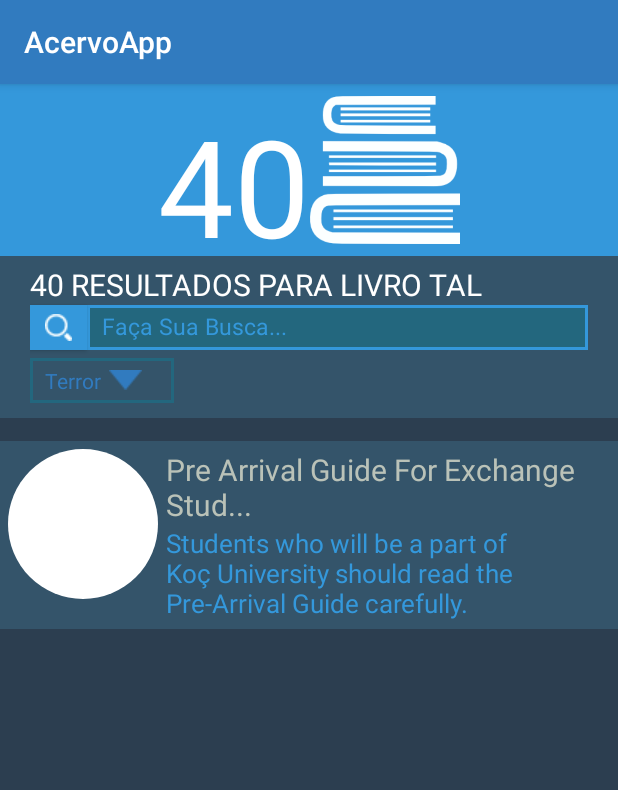
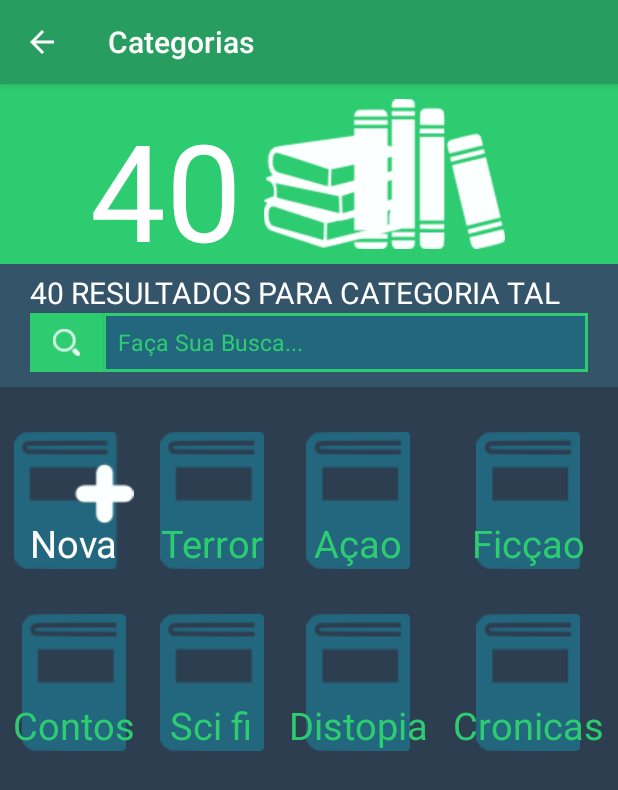
Before and after one commit to EliasPaulinoAndrade/AcervoDeLivros, an Android app: the screen it shows after launch (MainActivity before the commit, Categorias after it), on a phone screen of 412 x 824 dp. Shown: the top 790 px of the screen. Run offline under Robolectric (Android 15) with nearby library versions, the phone set to English and light mode, and no system bars.

Commit message:
segunda tela

```diff
--- a/app/build.gradle
+++ b/app/build.gradle
@@ -25,5 +25,7 @@ dependencies {
         exclude group: 'com.android.support', module: 'support-annotations'
     })
     compile 'com.android.support:appcompat-v7:25.1.0'
+    compile 'com.android.support:cardview-v7:25.1.0'
+    compile 'de.hdodenhof:circleimageview:2.1.0'
     testCompile 'junit:junit:4.12'
 }
--- a/app/src/main/AndroidManifest.xml
+++ b/app/src/main/AndroidManifest.xml
@@ -8,13 +8,14 @@
         android:label="@string/app_name"
         android:supportsRtl="true"
         android:theme="@style/AppTheme">
-        <activity android:name=".MainActivity">
+        <activity android:name=".Categorias">
             <intent-filter>
                 <action android:name="android.intent.action.MAIN" />
 
                 <category android:name="android.intent.category.LAUNCHER" />
             </intent-filter>
         </activity>
+        <activity android:name=".Livros"></activity>
     </application>
 
 </manifest>
--- /dev/null
+++ b/app/src/main/java/com/example/elias/acervoapp/Categorias.java
@@ -0,0 +1,17 @@
+package com.example.elias.acervoapp;
+
+import android.graphics.drawable.ColorDrawable;
+import android.support.v7.app.AppCompatActivity;
+import android.os.Bundle;
+
+public class Categorias extends AppCompatActivity {
+
+    @Override
+    protected void onCreate(Bundle savedInstanceState) {
+        super.onCreate(savedInstanceState);
+        setContentView(R.layout.activity_categorias);
+        getSupportActionBar().setBackgroundDrawable(new ColorDrawable(getResources().getColor(R.color.secGreen)));
+        getSupportActionBar().setDisplayHomeAsUpEnabled(true);
+        getSupportActionBar().setTitle("Categorias");
+    }
+}
--- a/app/src/main/java/com/example/elias/acervoapp/MainActivity.java
+++ b/app/src/main/java/com/example/elias/acervoapp/Livros.java
@@ -1,19 +1,23 @@
 package com.example.elias.acervoapp;
 
+import android.graphics.drawable.ColorDrawable;
 import android.support.v7.app.AppCompatActivity;
 import android.os.Bundle;
 import android.widget.ArrayAdapter;
 import android.widget.Spinner;
 
-public class MainActivity extends AppCompatActivity {
+public class Livros extends AppCompatActivity {
 
     @Override
     protected void onCreate(Bundle savedInstanceState) {
         super.onCreate(savedInstanceState);
-        setContentView(R.layout.activity_main);
+        setContentView(R.layout.activity_livros);
         ArrayAdapter adp =  ArrayAdapter.createFromResource(this, R.array.livrosCategorias, R.layout.spinner_lay);
         Spinner spin = (Spinner)findViewById(R.id.spinner);
         adp.setDropDownViewResource(android.R.layout.simple_spinner_dropdown_item);
         spin.setAdapter(adp);
+        getSupportActionBar().setBackgroundDrawable(new ColorDrawable(getResources().getColor(R.color.secBlue)));
+        getSupportActionBar().setDisplayHomeAsUpEnabled(true);
+        getSupportActionBar().setTitle("Livros Do Acervo");
     }
 }
--- a/app/src/main/res/drawable/circleimg.xml
+++ /dev/null
@@ -1,10 +0,0 @@
-<shape
-    xmlns:android="http://schemas.android.com/apk/res/android"
-    android:shape="oval">
-
-    <solid
-        android:color="@android:color/white"/>
-    <size
-        android:width="10dp"
-        android:height="10dp"/>
-</shape>
--- /dev/null
+++ b/app/src/main/res/drawable/fundo_edit_green.xml
@@ -0,0 +1,8 @@
+<shape xmlns:android="http://schemas.android.com/apk/res/android">
+    <stroke
+        android:width="2dp"
+        android:color="@color/firstGreen" />
+    <solid android:color="@color/thirdGray">
+
+    </solid>
+</shape>
--- /dev/null
+++ b/app/src/main/res/layout/activity_categorias.xml
@@ -0,0 +1,242 @@
+<?xml version="1.0" encoding="utf-8"?>
+<RelativeLayout xmlns:android="http://schemas.android.com/apk/res/android"
+    xmlns:tools="http://schemas.android.com/tools"
+    xmlns:app="http://schemas.android.com/apk/res-auto"
+
+    android:id="@+id/activity_main"
+    android:layout_width="match_parent"
+    android:layout_height="match_parent"
+    tools:context="com.example.elias.acervoapp.Livros"
+    android:background="@color/secGray">
+
+    <RelativeLayout
+        android:id="@+id/tituloDiv"
+        android:layout_width="match_parent"
+        android:layout_height="wrap_content"
+        android:background="@color/firstGreen"
+        android:paddingBottom="10dp"
+        android:paddingTop="10dp"
+        android:layout_alignParentTop="true"
+        android:layout_alignParentLeft="true"
+        android:layout_alignParentStart="true">
+        <RelativeLayout
+            android:layout_width="wrap_content"
+            android:layout_height="100dp"
+            android:layout_centerHorizontal="true">
+            <TextView
+                android:id="@+id/numLivros"
+                android:layout_width="wrap_content"
+                android:layout_height="100dp"
+                android:text="40"
+                android:textSize="90dp"
+                android:layout_alignParentBottom="true"
+                android:textColor="@color/white"/>
+            <ImageView
+                android:layout_width="wrap_content"
+                android:layout_height="100dp"
+                android:src="@drawable/categoriasicon"
+                android:layout_toRightOf="@+id/numLivros"/>
+        </RelativeLayout>
+    </RelativeLayout>
+
+    <RelativeLayout
+        android:id="@+id/pesquisaDiv"
+        android:background="@color/firstGray"
+        android:layout_width="match_parent"
+        android:layout_height="wrap_content"
+        android:paddingTop="5dp"
+        android:paddingBottom="10dp"
+        android:paddingLeft="20dp"
+        android:paddingRight="20dp"
+        android:layout_below="@+id/tituloDiv"
+        android:layout_alignParentLeft="true"
+        android:layout_alignParentStart="true">
+        <TextView
+            android:id="@+id/resultadoPesquisa"
+            android:layout_width="wrap_content"
+            android:layout_height="wrap_content"
+            android:textColor="@color/white"
+            android:textSize="20dp"
+            android:text="40 RESULTADOS PARA CATEGORIA TAL"/>
+        <Button
+            android:layout_below="@+id/resultadoPesquisa"
+            android:id="@+id/buscaButton"
+            android:layout_width="wrap_content"
+            android:layout_height="wrap_content"
+            android:drawableLeft="@drawable/busca2"
+            android:minHeight="0dp"
+            android:minWidth="0dp"
+            android:paddingRight="15dp"
+            android:paddingLeft="15dp"
+            android:paddingTop="10dp"
+            android:paddingBottom="10dp"
+            android:background="@color/firstGreen"/>
+        <EditText
+            android:layout_alignTop="@id/buscaButton"
+            android:layout_alignBottom="@id/buscaButton"
+            android:layout_toRightOf="@id/buscaButton"
+            android:id="@+id/buscaEdit"
+            android:layout_width="match_parent"
+            android:hint="Faça Sua Busca..."
+            android:textColor="@color/firstGreen"
+            android:textColorHint="@color/firstGreen"
+            android:textSize="15dp"
+            android:background="@drawable/fundo_edit_green"
+            android:layout_height="wrap_content"
+            android:paddingBottom="5dp"
+            android:paddingTop="5dp"
+            android:maxLines="1"
+            android:inputType="text"
+            android:ellipsize="end"
+            android:paddingLeft="10dp"/>
+
+    </RelativeLayout>
+    <TableLayout
+        android:layout_marginTop="30dp"
+        android:stretchColumns="*"
+        android:layout_below="@+id/pesquisaDiv"
+        android:layout_width="match_parent"
+        android:layout_height="wrap_content">
+        <TableRow>
+            <FrameLayout
+                android:layout_width="match_parent"
+                android:layout_height="wrap_content">
+                <ImageView
+                    android:layout_width="match_parent"
+                    android:layout_height="wrap_content"
+                    android:src="@drawable/bookiconnovo"/>
+                <TextView
+                    android:layout_width="match_parent"
+                    android:layout_height="wrap_content"
+                    android:text="Nova"
+                    android:gravity="center"
+                    android:layout_gravity="bottom"
+                    android:textColor="@color/white"
+                    android:textSize="25dp"
+                    />
+
+            </FrameLayout>
+            <FrameLayout
+                android:layout_width="match_parent"
+                android:layout_height="wrap_content">
+                <ImageView
+                    android:layout_width="match_parent"
+                    android:layout_height="wrap_content"
+                    android:src="@drawable/bookicon"/>
+                <TextView
+                    android:layout_width="match_parent"
+                    android:layout_height="wrap_content"
+                    android:text="Terror"
+                    android:gravity="center"
+                    android:layout_gravity="bottom"
+                    android:textColor="@color/firstGreen"
+                    android:textSize="25dp"
+                    />
+            </FrameLayout>
+            <FrameLayout
+                android:layout_width="match_parent"
+                android:layout_height="wrap_content">
+                <ImageView
+                    android:layout_width="match_parent"
+                    android:layout_height="wrap_content"
+                    android:src="@drawable/bookicon"/>
+                <TextView
+                    android:layout_width="match_parent"
+                    android:layout_height="wrap_content"
+                    android:text="Açao"
+                    android:gravity="center"
+                    android:layout_gravity="bottom"
+                    android:textColor="@color/firstGreen"
+                    android:textSize="25dp"
+                    />
+            </FrameLayout>
+            <FrameLayout
+                android:layout_width="match_parent"
+                android:layout_height="wrap_content">
+                <ImageView
+                    android:layout_width="match_parent"
+                    android:layout_height="wrap_content"
+                    android:src="@drawable/bookicon"/>
+                <TextView
+                    android:layout_width="match_parent"
+                    android:layout_height="wrap_content"
+                    android:text="Ficçao"
+                    android:gravity="center"
+                    android:layout_gravity="bottom"
+                    android:textColor="@color/firstGreen"
+                    android:textSize="25dp"
+                    />
+            </FrameLayout>
+        </TableRow>
+        <TableRow android:layout_marginTop="30dp">
+            <FrameLayout
+                android:layout_width="match_parent"
+                android:layout_height="wrap_content">
+                <ImageView
+                    android:layout_width="match_parent"
+                    android:layout_height="wrap_content"
+                    android:src="@drawable/bookicon"/>
+                <TextView
+                    android:layout_width="match_parent"
+                    android:layout_height="wrap_content"
+                    android:text="Contos"
+                    android:gravity="center"
+                    android:layout_gravity="bottom"
+                    android:textColor="@color/firstGreen"
+                    android:textSize="25dp"
+                    />
+            </FrameLayout>
+            <FrameLayout
+                android:layout_width="match_parent"
+                android:layout_height="wrap_content">
+                <ImageView
+                    android:layout_width="match_parent"
+                    android:layout_height="wrap_content"
+                    android:src="@drawable/bookicon"/>
+                <TextView
+                    android:layout_width="match_parent"
+                    android:layout_height="wrap_content"
+                    android:text="Sci fi"
+                    android:gravity="center"
+                    android:layout_gravity="bottom"
+                    android:textColor="@color/firstGreen"
+                    android:textSize="25dp"
+                    />
+            </FrameLayout>
+            <FrameLayout
+                android:layout_width="match_parent"
+                android:layout_height="wrap_content">
+                <ImageView
+                    android:layout_width="match_parent"
+                    android:layout_height="wrap_content"
+                    android:src="@drawable/bookicon"/>
+                <TextView
+                    android:layout_width="match_parent"
+                    android:layout_height="wrap_content"
+                    android:text="Distopia"
+                    android:gravity="center"
+                    android:layout_gravity="bottom"
+                    android:textColor="@color/firstGreen"
+                    android:textSize="25dp"
+                    />
+            </FrameLayout>
+            <FrameLayout
+                android:layout_width="match_parent"
+                android:layout_height="wrap_content">
+                <ImageView
+                    android:layout_width="match_parent"
+                    android:layout_height="wrap_content"
+                    android:src="@drawable/bookicon"/>
+                <TextView
+                    android:layout_width="match_parent"
+                    android:layout_height="wrap_content"
+                    android:text="Cronicas"
+                    android:gravity="center"
+                    android:layout_gravity="bottom"
+                    android:textColor="@color/firstGreen"
+                    android:textSize="25dp"
+                    />
+            </FrameLayout>
+        </TableRow>
+    </TableLayout>
+</RelativeLayout>
--- a/app/src/main/res/layout/activity_main.xml
+++ b/app/src/main/res/layout/activity_livros.xml
@@ -1,10 +1,12 @@
 <?xml version="1.0" encoding="utf-8"?>
 <RelativeLayout xmlns:android="http://schemas.android.com/apk/res/android"
     xmlns:tools="http://schemas.android.com/tools"
+    xmlns:app="http://schemas.android.com/apk/res-auto"
+
     android:id="@+id/activity_main"
     android:layout_width="match_parent"
     android:layout_height="match_parent"
-    tools:context="com.example.elias.acervoapp.MainActivity"
+    tools:context="com.example.elias.acervoapp.Livros"
     android:background="@color/secGray">
 
     <RelativeLayout
@@ -12,8 +14,8 @@
         android:layout_width="match_parent"
         android:layout_height="wrap_content"
         android:background="@color/firstBlue"
-        android:paddingBottom="7dp"
-        android:paddingTop="7dp"
+        android:paddingBottom="10dp"
+        android:paddingTop="10dp"
         android:layout_alignParentTop="true"
         android:layout_alignParentLeft="true"
         android:layout_alignParentStart="true">
@@ -31,21 +33,24 @@
                 android:textColor="@color/white"/>
             <ImageView
                 android:layout_width="100dp"
-                android:layout_height="match_parent"
+                android:layout_height="100dp"
                 android:src="@drawable/imagelivros"
                 android:layout_toRightOf="@+id/numLivros"/>
         </RelativeLayout>
     </RelativeLayout>
+
     <RelativeLayout
         android:id="@+id/pesquisaDiv"
         android:background="@color/firstGray"
-        android:layout_below="@+id/tituloDiv"
         android:layout_width="match_parent"
         android:layout_height="wrap_content"
         android:paddingTop="5dp"
         android:paddingBottom="10dp"
         android:paddingLeft="20dp"
-        android:paddingRight="20dp">
+        android:paddingRight="20dp"
+        android:layout_below="@+id/tituloDiv"
+        android:layout_alignParentLeft="true"
+        android:layout_alignParentStart="true">
         <TextView
             android:id="@+id/resultadoPesquisa"
             android:layout_width="wrap_content"
@@ -61,10 +66,10 @@
             android:drawableLeft="@drawable/busca2"
             android:minHeight="0dp"
             android:minWidth="0dp"
-            android:paddingRight="10dp"
-            android:paddingLeft="10dp"
-            android:paddingTop="5dp"
-            android:paddingBottom="5dp"
+            android:paddingRight="15dp"
+            android:paddingLeft="15dp"
+            android:paddingTop="10dp"
+            android:paddingBottom="10dp"
             android:background="@color/firstBlue"/>
         <EditText
             android:layout_alignTop="@id/buscaButton"
@@ -95,27 +100,32 @@
             android:background="@drawable/spinner_fundo">
         </Spinner>
     </RelativeLayout>
+
     <LinearLayout
         android:layout_width="match_parent"
         android:layout_height="wrap_content"
         android:orientation="vertical"
-        android:layout_below="@+id/pesquisaDiv">
+        android:paddingTop="15dp"
+        android:layout_below="@+id/pesquisaDiv"
+        android:layout_alignParentLeft="true"
+        android:layout_alignParentStart="true">
         <RelativeLayout
             android:paddingLeft="5dp"
             android:paddingTop="5dp"
             android:paddingBottom="5dp"
             android:paddingRight="20dp"
-            android:layout_marginTop="15dp"
+            android:layout_marginBottom="5dp"
             android:layout_width="match_parent"
             android:background="@color/firstGray"
             android:layout_height="wrap_content">
-            <ImageView
+            <de.hdodenhof.circleimageview.CircleImageView xmlns:app="http://schemas.android.com/apk/res-auto"
                 android:id="@+id/imgItem"
-                android:layout_width="100dp"
-                android:layout_height="100dp"
-                android:src="@drawable/circleimg"
                 android:layout_marginRight="5dp"
-                />
+                android:layout_width="120dp"
+                android:layout_height="120dp"
+                android:src="@drawable/imagemteste"
+                app:civ_border_color="@color/white"
+                app:civ_border_width="0dp" />
             <TextView
                 android:id="@+id/titleItem"
                 android:layout_width="match_parent"
--- a/app/src/main/res/values/colors.xml
+++ b/app/src/main/res/values/colors.xml
@@ -6,7 +6,7 @@
     <color name="firstBlue">#3498db</color>
     <color name="secBlue">#317bbf</color>
     <color name="firstGreen">#2ecc71</color>
-    <color name="secGreen">#27ae60</color>
+    <color name="secGreen">#279e60</color>
     <color name="firstRed">#e74c3c</color>
     <color name="secRed">#e74c3c</color>
     <color name="firstYellow">#f1c40f</color>
--- a/app/src/main/res/values/styles.xml
+++ b/app/src/main/res/values/styles.xml
@@ -7,5 +7,4 @@
         <item name="colorPrimaryDark">@color/colorPrimaryDark</item>
         <item name="colorAccent">@color/colorAccent</item>
     </style>
-
 </resources>
```
Also changed, not shown: app/src/main/res/drawable/bookicon.png (added), app/src/main/res/drawable/bookiconnovo.png (added), app/src/main/res/drawable/categoriasicon.png (added), app/src/main/res/drawable/imagemteste.jpg (added), app/src/main/res/layout/spinner_lay.xml (line endings or trailing spaces).
